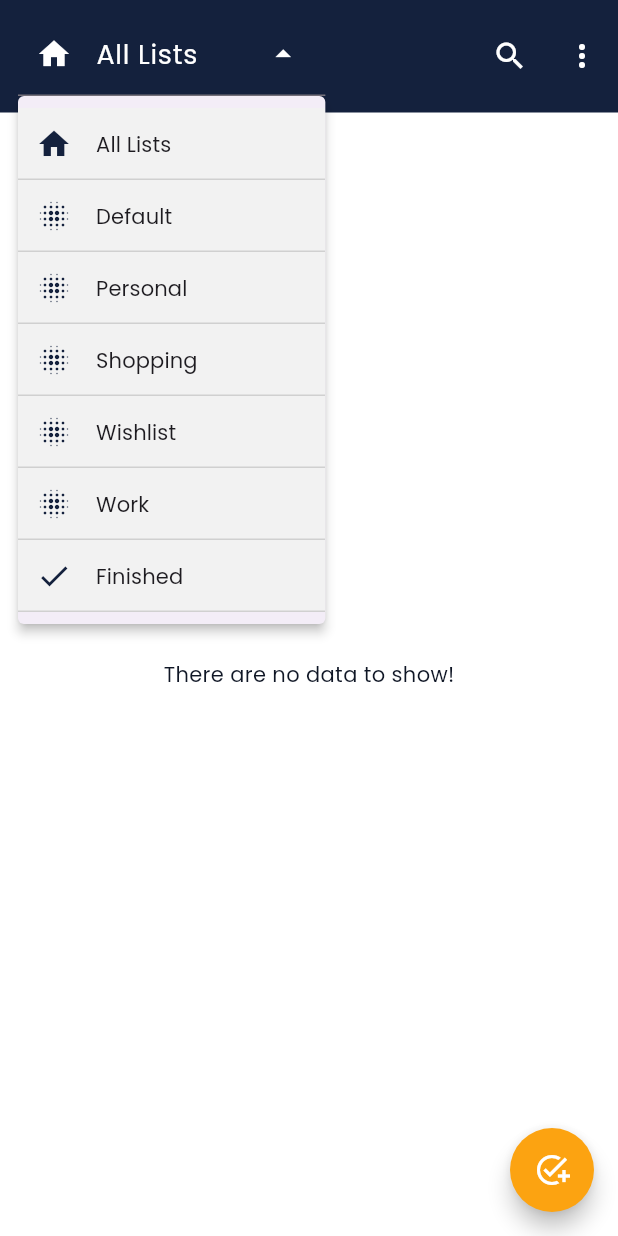
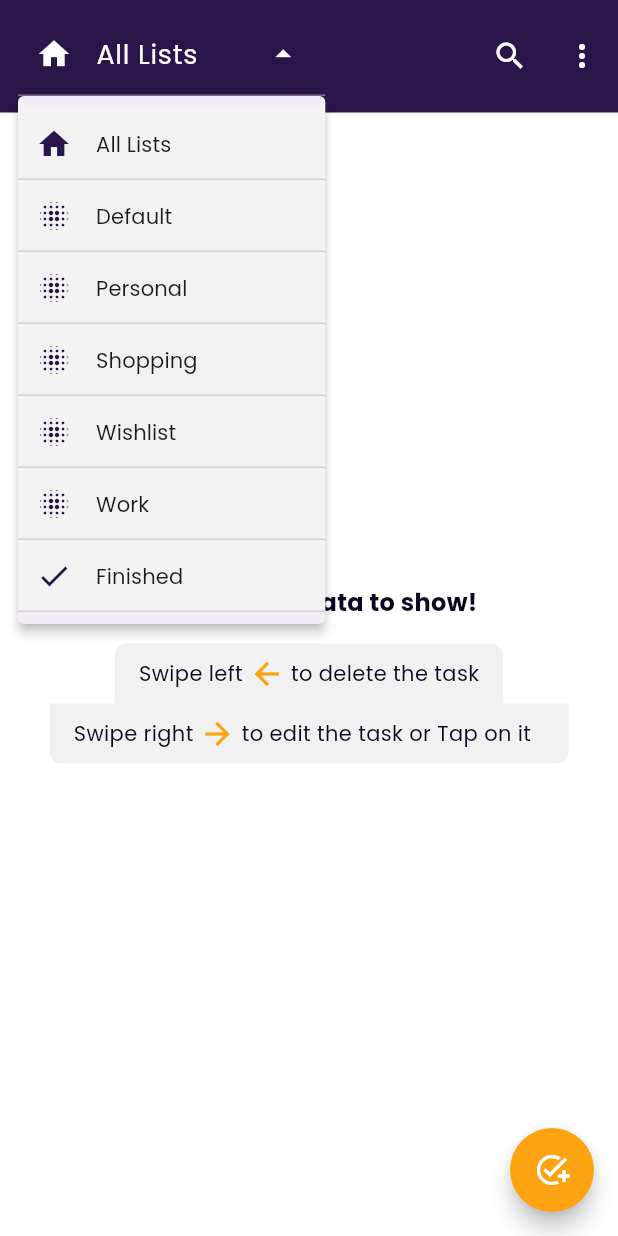
Before and after one commit to smfgalal/ToDo-List-Flutter-App, a Flutter app: the screen it shows after launch, after a tap on "All Lists", on a phone screen of 412 x 824 dp. Run offline on Flutter 3.47's test engine with Material 3 defaults, Android fonts, the phone set to English and light mode, and no system bars; our stand-ins replace bloc, flutter_bloc, flutter_local_notifications, flutter_timezone, sqflite, table_calendar and 1 more; accounts and stored records are empty.

```diff
--- a/lib/cubits/read_cubit/read_todo_notes_cubit.dart
+++ b/lib/cubits/read_cubit/read_todo_notes_cubit.dart
@@ -7,9 +7,13 @@ part 'read_todo_notes_state.dart';
 
 class ReadTodoNotesCubit extends Cubit<ReadTodoNotesState> {
   ReadTodoNotesCubit() : super(ReadTodoNotesInitial());
+  // TodoModel? todoModel;
   Future<void> fetchAllNotes() async {
     try {
       final todos = await databaseProvider.fetchAllTodos();
+      // for (var item in todos) {
+      //   todoModel = item;
+      // }
       emit(ReadTodoNotesSuccess(todos));
     } catch (e) {
       emit(ReadTodoNotesFailure(errorMessage: e.toString()));
--- a/lib/database/database_provider.dart
+++ b/lib/database/database_provider.dart
@@ -72,8 +72,7 @@ Create database tables
         $columnId INTEGER PRIMARY KEY,
         $isDarkTheme INTEGER,
         $listToShowStartup TEXT,
-        $weekStartDay TEXT,
-        $formatTime TEXT
+        $weekStartDay TEXT
       )
     ''');
     await db.execute('''
@@ -112,20 +111,11 @@ Create database tables
     for (var repeat in defaultRepeats) {
       batch.insert(repeatListTable, {columnRepeatListTitle: repeat});
     }
-    // const List<String> weekStartDays = [
-    //   'Saturday',
-    //   'Sunday',
-    //   'Monday',
-    // ];
-    // for (var day in weekStartDays) {
-    //   batch.insert(generalSettingsTable, {weekStartDay: day});
-    // }
-    batch.insert(generalSettingsTable, {
-      isDarkTheme: 0,
-      listToShowStartup: 'All Lists',
-      weekStartDay: 'Saturday',
-      formatTime: '12-hour',
-    });
+    // batch.insert(generalSettingsTable, {
+    //   isDarkTheme: 0,
+    //   listToShowStartup: 'All Lists',
+    //   weekStartDay: 'Saturday',
+    // });
     await batch.commit(noResult: true);
   }
 
@@ -245,6 +235,30 @@ Read and Write All ToDo Notes Data
         whereArgs: <Object?>[id],
       );
       await refreshTodos();
+    } catch (e) {
+      rethrow;
+    }
+  }
+
+  Future<List<TodoModel>> fetchTodosByCategory(String category) async {
+    try {
+      Database? mydb = await db;
+      var list = await mydb!.query(
+        tableTodo,
+        columns: [
+          columnId,
+          columnNote,
+          columnDate,
+          columnCreationDate,
+          columnTodoListItem,
+          columnRepeatItem,
+          columnIsFinished,
+          columnOriginalCategory,
+        ],
+        where: '$columnOriginalCategory = ?',
+        whereArgs: [category],
+      );
+      return list.map((map) => TodoModel.fromMap(map)).toList();
     } catch (e) {
       rethrow;
     }
@@ -400,13 +414,7 @@ Read and Write All General Settings Data
       Database? mydb = await db;
       var list = await mydb!.query(
         generalSettingsTable,
-        columns: [
-          columnId,
-          isDarkTheme,
-          listToShowStartup,
-          weekStartDay,
-          formatTime,
-        ],
+        columns: [columnId, isDarkTheme, listToShowStartup, weekStartDay],
         limit: 1, // Ensure only one record is fetched
       );
       if (list.isNotEmpty) {
@@ -423,15 +431,26 @@ Read and Write All General Settings Data
       Database? mydb = await db;
       var list = await mydb!.query(
         generalSettingsTable,
-        columns: [
-          columnId,
-          isDarkTheme,
-          listToShowStartup,
-          weekStartDay,
-          formatTime,
-        ],
+        columns: [columnId, isDarkTheme, listToShowStartup, weekStartDay],
       );
 
+      return list.map((map) => GeneralSettingsModel.fromMap(map)).toList();
+    } catch (e) {
+      rethrow;
+    }
+  }
+
+  Future<List<GeneralSettingsModel>> fetchSettingsByListToShow(
+    String settingList,
+  ) async {
+    try {
+      Database? mydb = await db;
+      var list = await mydb!.query(
+        generalSettingsTable,
+        columns: [columnId, isDarkTheme, listToShowStartup, weekStartDay],
+        where: '$listToShowStartup = ?',
+        whereArgs: [settingList],
+      );
       return list.map((map) => GeneralSettingsModel.fromMap(map)).toList();
     } catch (e) {
       rethrow;
@@ -446,12 +465,11 @@ Read and Write All General Settings Data
         isDarkTheme: settings.isDarkMode == true ? 1 : 0,
         listToShowStartup: settings.listToShow ?? 'All Lists',
         weekStartDay: settings.weekStart ?? 'Saturday',
-        formatTime: settings.timeFormat ?? '12-hour',
       });
       await refreshGeneralSettings();
       return id;
     } catch (e) {
-     // print('Error saving general settings: $e');
+      // print('Error saving general settings: $e');
       rethrow;
     }
   }
@@ -465,7 +483,6 @@ Read and Write All General Settings Data
           isDarkTheme: settings.isDarkMode == true ? 1 : 0,
           listToShowStartup: settings.listToShow ?? 'All Lists',
           weekStartDay: settings.weekStart ?? 'Saturday',
-          formatTime: settings.timeFormat ?? '12-hour',
         },
         where: '$columnId = ?',
         whereArgs: [settings.id],
@@ -473,7 +490,7 @@ Read and Write All General Settings Data
       await refreshGeneralSettings();
       return count;
     } catch (e) {
-     // print('Error updating general settings: $e');
+      // print('Error updating general settings: $e');
       rethrow;
     }
   }
--- a/lib/helpers/change_theme.dart
+++ b/lib/helpers/change_theme.dart
@@ -44,7 +44,7 @@ class ThemeProvider extends ChangeNotifier {
         backgroundColor: kPrimaryDarkColor,
         foregroundColor: Colors.white,
       ),
-      scaffoldBackgroundColor: Colors.grey[900],
+      scaffoldBackgroundColor: const Color.fromARGB(255, 23, 23, 23),
       textTheme: const TextTheme(
         bodyMedium: TextStyle(color: Colors.white),
         titleLarge: TextStyle(color: Colors.white),
--- a/lib/helpers/constants.dart
+++ b/lib/helpers/constants.dart
@@ -1,5 +1,5 @@
 import 'package:flutter/material.dart';
 
-const kPrimaryColor = Color(0xFF14213d);
+const kPrimaryColor = Color.fromARGB(255, 40, 22, 74);
 const kPrimaryLightColor = Color(0xFFfca311);
-const kPrimaryDarkColor = Color.fromARGB(255, 15, 22, 37);
+const kPrimaryDarkColor = Color.fromARGB(255, 14, 5, 30);
--- a/lib/main.dart
+++ b/lib/main.dart
@@ -4,12 +4,16 @@ import 'package:provider/provider.dart';
 import 'package:todo_app/cubits/read_cubit/read_todo_notes_cubit.dart';
 import 'package:todo_app/database/database_provider.dart';
 import 'package:todo_app/helpers/change_theme.dart';
+import 'package:todo_app/services/notification_service.dart';
 import 'package:todo_app/views/home_view.dart';
 
 late DatabaseProvider databaseProvider;
 
 void main() {
+  WidgetsFlutterBinding.ensureInitialized();
+  NotificationService().initNotification();
   databaseProvider = DatabaseProvider();
+
   runApp(const ToDoListApp());
 }
 
--- a/lib/models/general_settings_model.dart
+++ b/lib/models/general_settings_model.dart
@@ -5,14 +5,12 @@ class GeneralSettingsModel {
   bool? isDarkMode;
   String? listToShow;
   String? weekStart;
-  String? timeFormat;
 
   GeneralSettingsModel({
     this.id,
     this.isDarkMode,
     this.listToShow,
     this.weekStart,
-    this.timeFormat,
   });
 
   factory GeneralSettingsModel.fromMap(dynamic map) {
@@ -21,7 +19,6 @@ class GeneralSettingsModel {
       isDarkMode: (map[isDarkTheme] as int?) == 1,
       listToShow: map[listToShowStartup] as String?,
       weekStart: map[weekStartDay] as String?,
-      timeFormat: map[formatTime] as String?,
     );
   }
 
@@ -31,7 +28,6 @@ class GeneralSettingsModel {
       isDarkTheme: isDarkMode == true ? 1 : 0, // Explicit conversion
       listToShowStartup: listToShow,
       weekStartDay: weekStart,
-      formatTime: timeFormat,
     };
   }
 }
--- a/lib/views/home_view.dart
+++ b/lib/views/home_view.dart
@@ -9,6 +9,7 @@ import 'package:todo_app/models/todo_model.dart';
 import 'package:todo_app/views/add_edit_todo_view.dart';
 import 'package:todo_app/widgets/general_widgets/categories_list_drop_down_list.dart';
 import 'package:todo_app/widgets/general_widgets/custom_popup_menu.dart';
+import 'package:todo_app/widgets/general_widgets/no_data_column.dart';
 import 'package:todo_app/widgets/todo_list_item.dart';
 
 class HomeView extends StatefulWidget {
@@ -78,8 +79,11 @@ class _HomeViewState extends State<HomeView> {
                       ];
                       // Ensure selectedCategory is valid
                       if (selectedCategory == null ||
-                          !dropdownItems.any((item) => item['value'] == selectedCategory)) {
-                        selectedCategory = dropdownItems.first['value'].toString();
+                          !dropdownItems.any(
+                            (item) => item['value'] == selectedCategory,
+                          )) {
+                        selectedCategory = dropdownItems.first['value']
+                            .toString();
                       }
                       return CustomCategoriesListDropDownList(
                         initialTextColor: Colors.white,
@@ -100,7 +104,12 @@ class _HomeViewState extends State<HomeView> {
             ),
             leadingWidth: MediaQuery.of(context).size.width / 1.8,
             actions: [
-              IconButton(onPressed: () {}, icon: const Icon(Icons.search)),
+              IconButton(
+                onPressed: () {
+
+                },
+                icon: const Icon(Icons.search),
+              ),
               const CustomPopUpMenu(),
             ],
             toolbarHeight: 75,
@@ -115,22 +124,35 @@ class _HomeViewState extends State<HomeView> {
                 }
                 final notes = snapshot.data ?? [];
                 final filteredNotes = selectedCategory == 'All Lists'
-                    ? notes.where((note) => note.todoListItem != 'Finished').toList()
+                    ? notes
+                          .where((note) => note.todoListItem != 'Finished')
+                          .toList()
                     : selectedCategory == 'Finished'
-                        ? notes.where((note) => note.todoListItem == 'Finished').toList()
-                        : notes.where((note) => note.todoListItem == selectedCategory).toList();
+                    ? notes
+                          .where((note) => note.todoListItem == 'Finished')
+                          .toList()
+                    : notes
+                          .where(
+                            (note) => note.todoListItem == selectedCategory,
+                          )
+                          .toList();
                 if (snapshot.hasData) {
                   return filteredNotes.isNotEmpty
                       ? ListView.builder(
                           itemCount: filteredNotes.length,
                           controller: widget.getScrollController,
+                          reverse: true,
+                          shrinkWrap: true,
                           itemBuilder: (context, index) {
                             return TodoListItem(
                               todoModel: filteredNotes[index],
+                              isAllLists: selectedCategory == 'All Lists'
+                                  ? true
+                                  : false,
                             );
                           },
                         )
-                      : const Center(child: Text('There are no data to show!'));
+                      : const NoDataColumn();
                 } else {
                   return const Center(child: CircularProgressIndicator());
                 }
--- a/lib/views/settings_view.dart
+++ b/lib/views/settings_view.dart
@@ -74,7 +74,6 @@ class _SettingsViewState extends State<SettingsView> {
                             isDarkMode: value,
                             listToShow: settings.listToShow,
                             weekStart: settings.weekStart,
-                            timeFormat: settings.timeFormat,
                           ),
                         );
                       } else {
@@ -83,7 +82,6 @@ class _SettingsViewState extends State<SettingsView> {
                             isDarkMode: value,
                             listToShow: 'All Lists',
                             weekStart: 'Saturday',
-                            timeFormat: '12-hour',
                           ),
                         );
                       }
@@ -121,7 +119,7 @@ class _SettingsViewState extends State<SettingsView> {
                 ),
                 SettingsListTileItem(
                   title: 'First day of week',
-                  subTitle: settings?.weekStart ?? 'Saturday',
+                  subTitle: settings?.weekStart ?? WeekStartDays.saturday.name,
                   onTap: () {
                     ShowWeekStartDialog().showWeekStartDialog(context);
                   },
--- /dev/null
+++ b/lib/widgets/general_widgets/no_data_column.dart
@@ -0,0 +1,65 @@
+import 'package:flutter/material.dart';
+import 'package:todo_app/helpers/constants.dart';
+
+class NoDataColumn extends StatelessWidget {
+  const NoDataColumn({super.key});
+
+  @override
+  Widget build(BuildContext context) {
+    return Center(
+      child: Column(
+        mainAxisSize: MainAxisSize.min,
+        children: [
+          const Text(
+            'There are no data to show!',
+            style: TextStyle(fontWeight: FontWeight.w700, fontSize: 16),
+          ),
+          const SizedBox(height: 16),
+          Container(
+            padding: const EdgeInsets.symmetric(horizontal: 16, vertical: 8),
+            decoration: const BoxDecoration(
+              color: Color.fromARGB(255, 241, 241, 241),
+              borderRadius: BorderRadius.only(
+                topLeft: Radius.circular(8),
+                topRight: Radius.circular(8),
+              ),
+            ),
+            child: const Row(
+              mainAxisSize: MainAxisSize.min,
+              children: [
+                Text('Swipe left '),
+                Icon(Icons.arrow_back, color: kPrimaryLightColor),
+                Text(' to delete the task'),
+              ],
+            ),
+          ),
+          Container(
+            padding: const EdgeInsets.symmetric(horizontal: 16, vertical: 8),
+            decoration: const BoxDecoration(
+              color: Color.fromARGB(255, 241, 241, 241),
+              borderRadius: BorderRadius.only(
+                bottomLeft: Radius.circular(8),
+                bottomRight: Radius.circular(8),
+              ),
+            ),
+            child: Row(
+              mainAxisSize: MainAxisSize.min,
+              children: [
+                const Text('Swipe right '),
+                const Icon(Icons.arrow_forward, color: kPrimaryLightColor),
+                SizedBox(
+                  width: MediaQuery.of(context).size.width / 2,
+                  child: const Text(
+                    ' to edit the task or Tap on it',
+                    maxLines: 2,
+                    overflow: TextOverflow.ellipsis,
+                  ),
+                ),
+              ],
+            ),
+          ),
+        ],
+      ),
+    );
+  }
+}
--- a/lib/widgets/settings_widgets/setting_list_tile_switch.dart
+++ b/lib/widgets/settings_widgets/setting_list_tile_switch.dart
@@ -65,6 +65,7 @@ class _SettingListTileWithSwitchState extends State<SettingListTileWithSwitch> {
           Switch(
             trackOutlineWidth: const WidgetStatePropertyAll(2),
             activeTrackColor: widget.switchActiveColor,
+            activeColor: kPrimaryColor,
             value: widget.isChecked!,
             onChanged: widget.onChanged,
           ),
--- a/pubspec.yaml
+++ b/pubspec.yaml
@@ -39,6 +39,9 @@ dependencies:
   sqflite: ^2.4.2
   provider: ^6.0.0
   table_calendar: ^3.2.0
+  flutter_local_notifications: ^19.3.1
+  timezone: ^0.10.1
+  flutter_timezone: ^4.1.1
 
 dev_dependencies:
   flutter_lints: ^6.0.0
```
Also changed, not shown: lib/services/notification_service.dart (added, +124 -0 lines), lib/views/add_edit_todo_view.dart (+7 -0 lines), lib/widgets/add_new_widgets/show_addnew_dialog.dart (+34 -0 lines), lib/widgets/settings_widgets/show_list_startup_dialog.dart (+29 -3 lines), lib/widgets/settings_widgets/show_weekstart_dialog.dart (+5 -2 lines), lib/widgets/todo_list_item.dart (+27 -9 lines), pubspec.lock, 10 other files.
